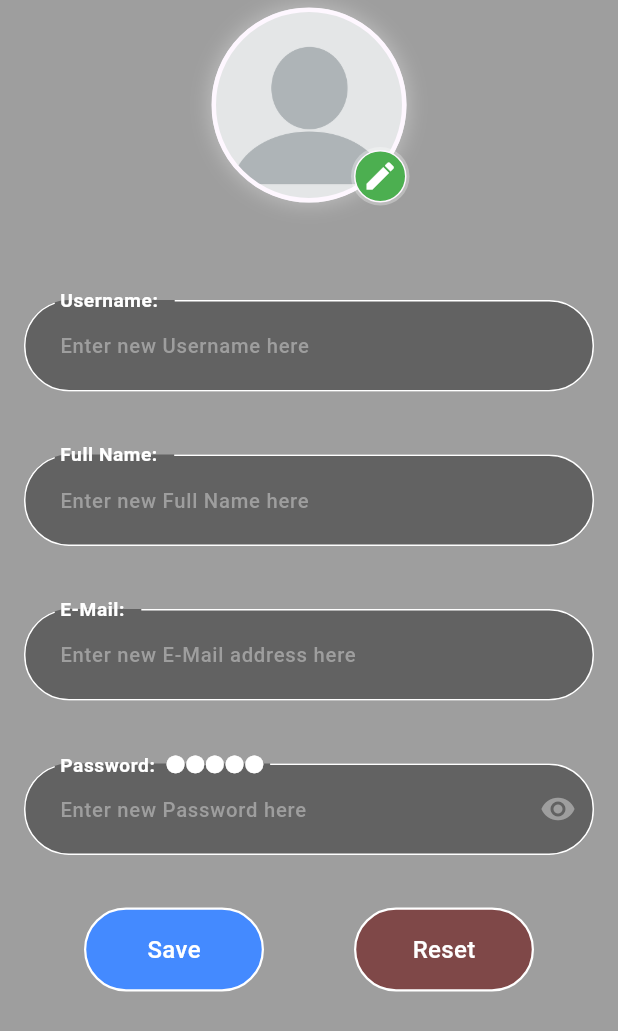
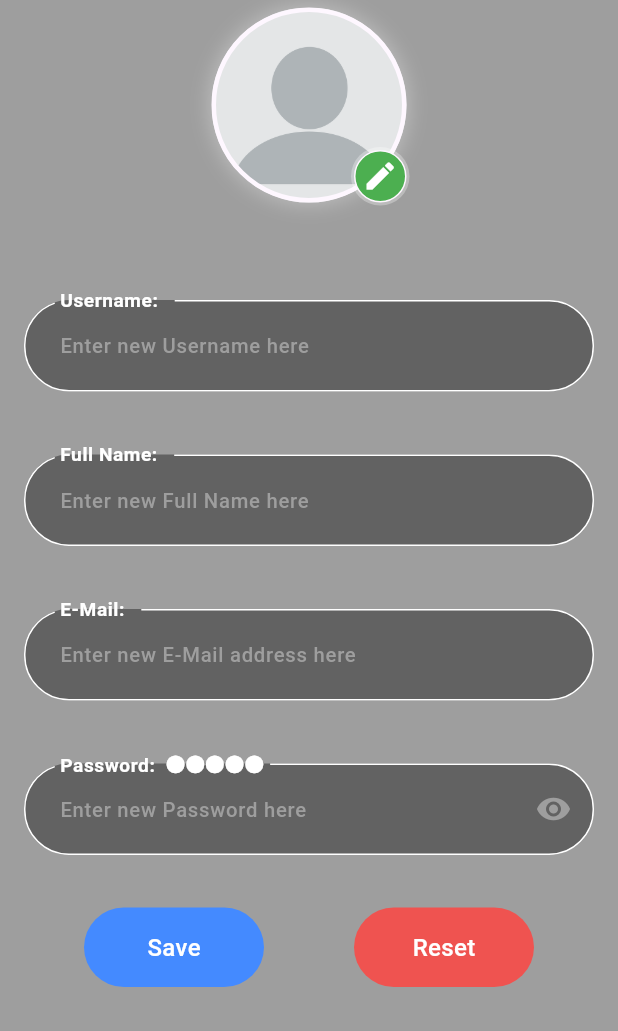
Before and after one commit to Str4wF4b/StreaMe, a Flutter app: the EditProfilePage screen opened directly with empty values, on a phone screen of 412 x 824 dp. Shown: the top 1031 px of the screen. Run offline on Flutter 3.47's test engine with Material 3 defaults, Android fonts, the phone set to English and light mode, and no system bars; our stand-ins replace another_flutter_splash_screen, appinio_swiper, auto_size_text, cached_network_image, cloud_firestore, custom_refresh_indicator and 9 more; missing offline and left inert: autoscale_tabbarview, expand_widget; accounts and stored records are empty; network calls fail.

Commit message:
readjust UI

```diff
--- a/lib/android/app/src/pages/others/edit_profile_page.dart
+++ b/lib/android/app/src/pages/others/edit_profile_page.dart
@@ -152,7 +152,7 @@ class _EditProfilePageState extends State<EditProfilePage> {
                             _emailCtrl.clear();
                             _passwordCtrl.clear();
                         },
-                        color: Colors.black54.withRed(100),
+                        color: Colors.red.shade400,
                         label: "Reset"),
                     /*Padding(
                       padding: const EdgeInsetsDirectional.fromSTEB(
--- a/lib/android/app/src/pages/others/filter.dart
+++ b/lib/android/app/src/pages/others/filter.dart
@@ -1,7 +1,6 @@
 import 'package:dropdown_button2/dropdown_button2.dart';
 import 'package:flutter/material.dart';
 import 'package:flutter/services.dart';
-import 'package:get/get.dart';
 import 'package:stream_me/android/app/src/data/actor_data.dart';
 import 'package:stream_me/android/app/src/pages/others/filter_results.dart';
 import 'package:stream_me/android/app/src/utils/color_palette.dart';
@@ -180,7 +179,7 @@ class _FilterPageState extends State<FilterPage> {
                             _keyYear.currentState?.reset();
                             _keyActor.currentState?.reset();
                           },
-                          color: Colors.black54.withRed(100),
+                          color: Colors.red.shade400,
                           label: "Reset"),
                     ],
                   ),
--- a/lib/android/app/src/widgets/features/edit_text_field.dart
+++ b/lib/android/app/src/widgets/features/edit_text_field.dart
@@ -40,7 +40,9 @@ class _EditTextFieldState extends State<EditTextField> {
         decoration: InputDecoration(
             //style of label
             suffixIcon: widget.isPassword //show password icon
-                ? IconButton(
+                ? Padding(
+                  padding: const EdgeInsets.only(right: 3.0),
+                  child: IconButton(
                       onPressed: () {
                         setState(() {
                           showPassword =
@@ -50,6 +52,7 @@ class _EditTextFieldState extends State<EditTextField> {
                       icon: showPassword
                           ? const Icon(Icons.visibility, color: Colors.grey)
                           : const Icon(Icons.visibility_off, color: Colors.grey),
+                    ),
                 )
                 : null,
             floatingLabelBehavior: FloatingLabelBehavior.always,
--- a/lib/android/app/src/widgets/global/selection_button.dart
+++ b/lib/android/app/src/widgets/global/selection_button.dart
@@ -21,7 +21,7 @@ class SelectionButton extends StatelessWidget {
           width: 120,
           decoration: BoxDecoration(
               color: color,
-              border: Border.all(color: Colors.white, width: 1.5),
+              //border: Border.all(color: Colors.white, width: 1.5),
               borderRadius: BorderRadius.circular(30.0)),
           child: Center(
             child: Text(
```
Also changed, not shown: lib/android/app/src/widgets/features/stream_tile.dart (+6 -6 lines). Lines whose indentation alone changed are shown as unchanged.
